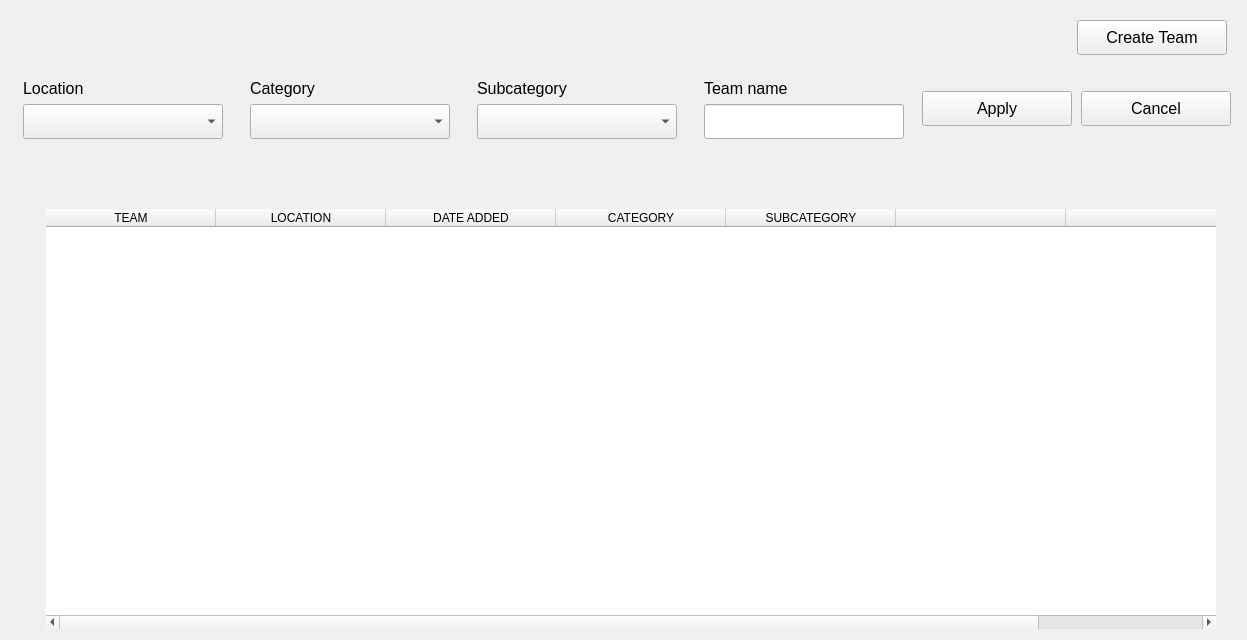
First picture: the form in client/screens/widgets/teams/teams.ui, repository kleroop/TechCourse_2022_12, before the edit.
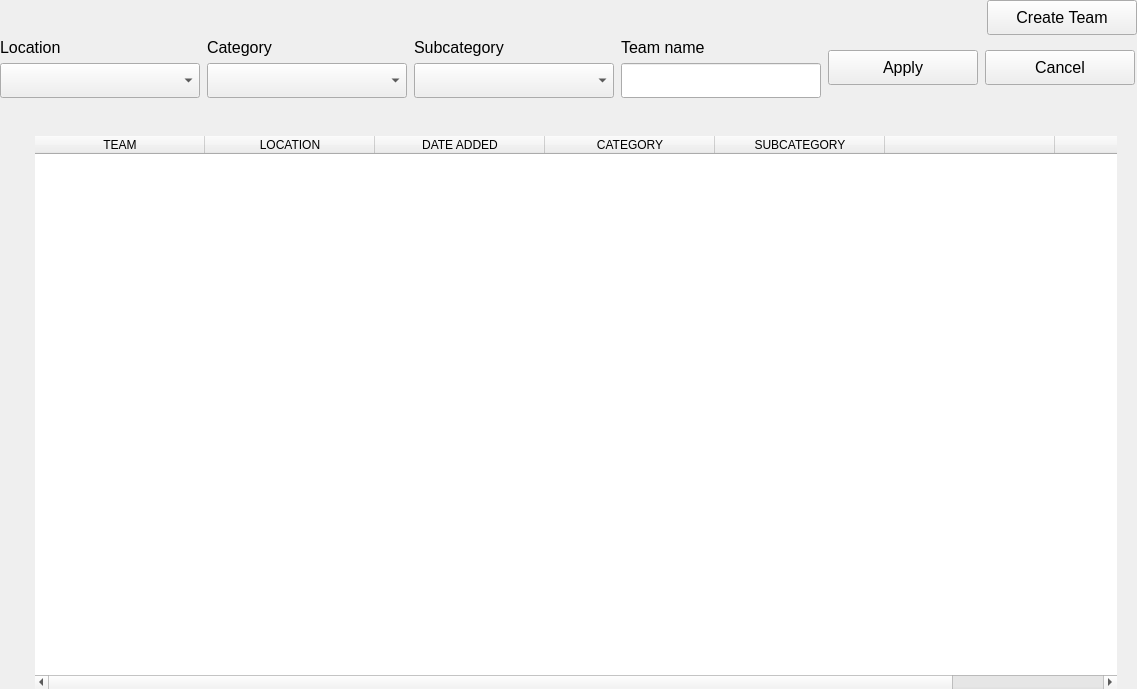
Second picture: the form after the edit. Icons and pictures are not drawn.

Commit message: create, edit team request

```diff
--- a/client/screens/widgets/teams/teams.ui
+++ b/client/screens/widgets/teams/teams.ui
@@ -6,8 +6,8 @@
    <rect>
     <x>0</x>
     <y>0</y>
-    <width>1247</width>
-    <height>640</height>
+    <width>1137</width>
+    <height>689</height>
    </rect>
   </property>
   <property name="sizePolicy">
@@ -25,6 +25,21 @@
    <string>Teams</string>
   </property>
   <layout class="QVBoxLayout" name="verticalLayout">
+   <property name="spacing">
+    <number>3</number>
+   </property>
+   <property name="leftMargin">
+    <number>0</number>
+   </property>
+   <property name="topMargin">
+    <number>0</number>
+   </property>
+   <property name="rightMargin">
+    <number>0</number>
+   </property>
+   <property name="bottomMargin">
+    <number>0</number>
+   </property>
    <item>
     <widget class="QFrame" name="horizontalFrame">
      <property name="minimumSize">
@@ -34,6 +49,18 @@
       </size>
      </property>
      <layout class="QHBoxLayout" name="horizontalLayout">
+      <property name="leftMargin">
+       <number>0</number>
+      </property>
+      <property name="topMargin">
+       <number>0</number>
+      </property>
+      <property name="rightMargin">
+       <number>0</number>
+      </property>
+      <property name="bottomMargin">
+       <number>0</number>
+      </property>
       <item>
        <spacer name="horizontalSpacer">
         <property name="orientation">
@@ -76,6 +103,9 @@
    </item>
    <item>
     <layout class="QHBoxLayout" name="editingFrame">
+     <property name="spacing">
+      <number>7</number>
+     </property>
      <property name="sizeConstraint">
       <enum>QLayout::SetDefaultConstraint</enum>
      </property>
@@ -88,6 +118,18 @@
         </sizepolicy>
        </property>
        <layout class="QVBoxLayout" name="verticalLayout_4">
+        <property name="leftMargin">
+         <number>0</number>
+        </property>
+        <property name="topMargin">
+         <number>0</number>
+        </property>
+        <property name="rightMargin">
+         <number>0</number>
+        </property>
+        <property name="bottomMargin">
+         <number>0</number>
+        </property>
         <item>
          <widget class="QLabel" name="label_7">
           <property name="sizePolicy">
@@ -139,6 +181,18 @@
         </sizepolicy>
        </property>
        <layout class="QVBoxLayout" name="verticalLayout_3">
+        <property name="leftMargin">
+         <number>0</number>
+        </property>
+        <property name="topMargin">
+         <number>0</number>
+        </property>
+        <property name="rightMargin">
+         <number>0</number>
+        </property>
+        <property name="bottomMargin">
+         <number>0</number>
+        </property>
         <item>
          <widget class="QLabel" name="label_8">
           <property name="sizePolicy">
@@ -190,6 +244,18 @@
         </sizepolicy>
        </property>
        <layout class="QVBoxLayout" name="verticalLayout_2">
+        <property name="leftMargin">
+         <number>0</number>
+        </property>
+        <property name="topMargin">
+         <number>0</number>
+        </property>
+        <property name="rightMargin">
+         <number>0</number>
+        </property>
+        <property name="bottomMargin">
+         <number>0</number>
+        </property>
         <item>
          <widget class="QLabel" name="label_9">
           <property name="sizePolicy">
@@ -241,6 +307,18 @@
         </sizepolicy>
        </property>
        <layout class="QVBoxLayout" name="verticalLayout_5">
+        <property name="leftMargin">
+         <number>0</number>
+        </property>
+        <property name="topMargin">
+         <number>0</number>
+        </property>
+        <property name="rightMargin">
+         <number>0</number>
+        </property>
+        <property name="bottomMargin">
+         <number>0</number>
+        </property>
         <item>
          <widget class="QLabel" name="label_6">
           <property name="sizePolicy">
@@ -262,7 +340,7 @@
         <item>
          <widget class="QLineEdit" name="teamNameForm">
           <property name="sizePolicy">
-           <sizepolicy hsizetype="Maximum" vsizetype="Maximum">
+           <sizepolicy hsizetype="Preferred" vsizetype="Maximum">
             <horstretch>0</horstretch>
             <verstretch>0</verstretch>
            </sizepolicy>
@@ -344,7 +422,7 @@
      <property name="sizeHint" stdset="0">
       <size>
        <width>20</width>
-       <height>40</height>
+       <height>20</height>
       </size>
      </property>
     </spacer>
@@ -388,6 +466,9 @@
 	padding-bottom: 15;
  }</string>
      </property>
+     <property name="sizeAdjustPolicy">
+      <enum>QAbstractScrollArea::AdjustIgnored</enum>
+     </property>
      <property name="editTriggers">
       <set>QAbstractItemView::NoEditTriggers</set>
      </property>
@@ -415,6 +496,9 @@
      <attribute name="verticalHeaderDefaultSectionSize">
       <number>30</number>
      </attribute>
+     <attribute name="verticalHeaderMinimumSectionSize">
+      <number>25</number>
+     </attribute>
      <attribute name="verticalHeaderShowSortIndicator" stdset="0">
       <bool>true</bool>
      </attribute>
```
The commit also changes 6 other files.
